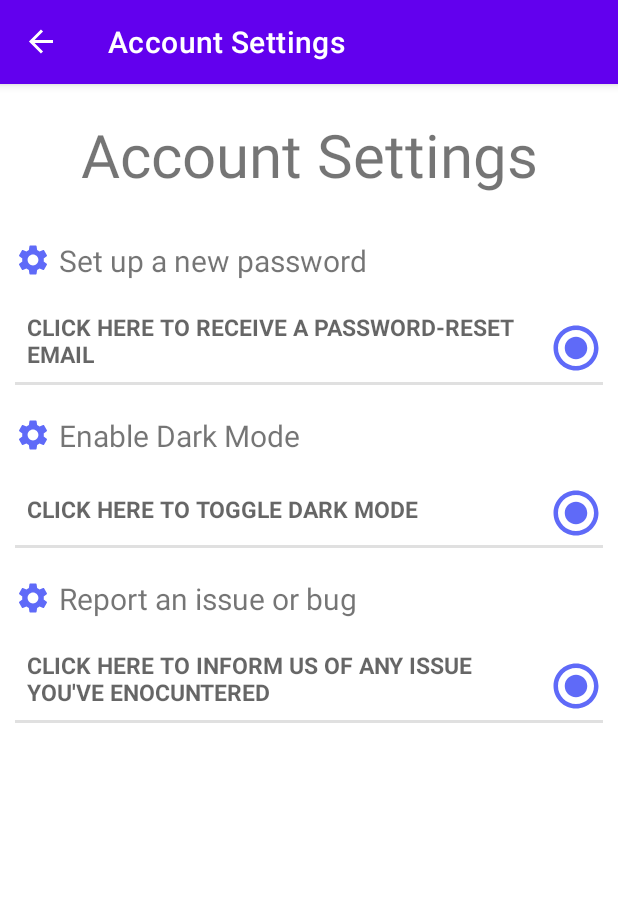
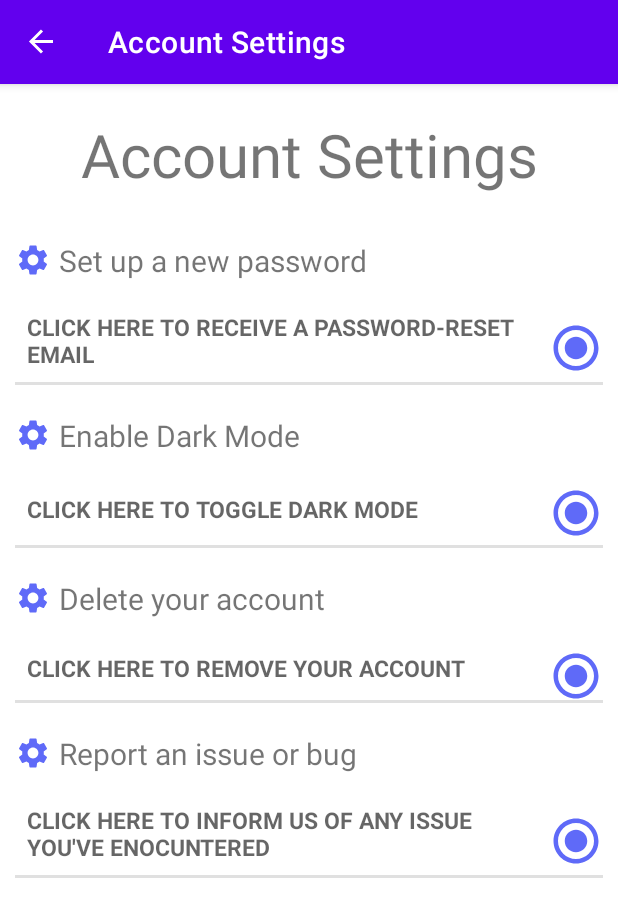
Before and after one commit to David-Tawil/Kufsa, an Android app: the AccountSettingsFragment screen opened through its navigation route, on a phone screen of 412 x 824 dp. Shown: the top 917 px of the screen. Run offline under Robolectric (Android 15) with nearby library versions, the phone set to English and light mode, and no system bars; our stand-ins replace Firebase (no records; nobody signed in at launch, a user with empty details on screens opened directly), navigation-ui; Roboto replaces fonts that are not available here.

Commit message:
12.08 UI fixes. Fixed user email when logged out fixed night mode logo added delete account feature

```diff
--- a/app/src/main/java/com/example/kufsa/MainActivity.java
+++ b/app/src/main/java/com/example/kufsa/MainActivity.java
@@ -1,6 +1,8 @@
 package com.example.kufsa;
 
 import android.os.Bundle;
+import android.view.View;
+import android.widget.TextView;
 
 import androidx.appcompat.app.AppCompatActivity;
 import androidx.drawerlayout.widget.DrawerLayout;
@@ -11,6 +13,7 @@ import androidx.navigation.ui.NavigationUI;
 
 import com.example.kufsa.ui.catalog.CatalogAdapter;
 import com.google.android.material.navigation.NavigationView;
+import com.google.firebase.auth.FirebaseAuth;
 import com.google.firebase.firestore.CollectionReference;
 import com.google.firebase.firestore.FirebaseFirestore;
 
@@ -21,9 +24,12 @@ public class MainActivity extends AppCompatActivity {
     private static final String TAG = "FirestoreSearchActivity";
     private static final CollectionReference gamesCollection =
             FirebaseFirestore.getInstance().collection("games");
+    String displayName;
+    FirebaseAuth auth;
     private AppBarConfiguration appBarConfiguration;
     private CatalogAdapter adapter;
     private NavController navController;
+    private TextView navDisplayName;
 
     @Override
     protected void onCreate(Bundle savedInstanceState) {
@@ -44,10 +50,24 @@ public class MainActivity extends AppCompatActivity {
 
         setupActionBarWithNavController(this, navController, appBarConfiguration);
         NavigationUI.setupWithNavController(navView, navController);
+        setUpDisplayNameInSidebar();
     }
 
     @Override
     public boolean onSupportNavigateUp() {
         return NavigationUI.navigateUp(navController, appBarConfiguration) || super.onSupportNavigateUp();
     }
+
+    private void setUpDisplayNameInSidebar() {
+        // set up display name in side bar
+        NavigationView navView = findViewById(R.id.nav_view);
+        FirebaseAuth auth = FirebaseAuth.getInstance();
+        View headerView = navView.getHeaderView(0);
+        navDisplayName = headerView.findViewById(R.id.EmailView);
+        if (auth.getCurrentUser() == null)
+            displayName = "";
+        else
+            displayName = auth.getCurrentUser().getDisplayName();
+        navDisplayName.setText(displayName);
+    }
 }
--- a/app/src/main/java/com/example/kufsa/ui/account_settings/AccountSettingsFragment.java
+++ b/app/src/main/java/com/example/kufsa/ui/account_settings/AccountSettingsFragment.java
@@ -4,6 +4,7 @@ package com.example.kufsa.ui.account_settings;
 import android.content.Context;
 import android.content.SharedPreferences;
 import android.os.Bundle;
+import android.util.Log;
 import android.view.LayoutInflater;
 import android.view.View;
 import android.view.ViewGroup;
@@ -47,21 +48,27 @@ public class AccountSettingsFragment extends Fragment {
         super.onViewCreated(view, savedInstanceState);
         setUpPasswordReset();
         setUpDarkMode();
+        setUpDeleteAccount();
         setUpReport();
     }
 
     private void setUpPasswordReset() {
         // Reset password settings
-        if (binding.resetPasswordButton != null) {
         binding.resetPasswordButton.setOnClickListener(view1 -> FirebaseAuth.getInstance().sendPasswordResetEmail(email)
                 .addOnCompleteListener(task -> {
+                    // Updating password in case you logged in by gmail but don't have a password...then the reset will work
+                    Objects.requireNonNull(auth.getCurrentUser()).updatePassword("1234");
+                    if (auth.getCurrentUser().getPhoneNumber() != "") {
+                        Toast.makeText(getActivity(), getString(R.string.error_login_by_phone), Toast.LENGTH_SHORT).show();
+                    } else {
                         if (task.isSuccessful()) {
-                            Toast.makeText(getActivity(), "Password Reset Email Sent!", Toast.LENGTH_SHORT).show();
+                            Toast.makeText(getActivity(), getString(R.string.password_reset_email_sent), Toast.LENGTH_SHORT).show();
                         } else {
                             Toast.makeText(requireContext(), Objects.requireNonNull(task.getException()).getLocalizedMessage(), Toast.LENGTH_LONG).show();
                         }
+                    }
                 }));
-        }
+
     }
 
     private void setUpDarkMode() {
@@ -70,15 +77,14 @@ public class AccountSettingsFragment extends Fragment {
         // using SharedPreferences
         SharedPreferences sharedPreferences
                 = this.requireContext().getSharedPreferences(
-                "sharedPrefs", Context.MODE_PRIVATE);
+                getString(R.string.shared_prefs), Context.MODE_PRIVATE);
         final SharedPreferences.Editor editor
                 = sharedPreferences.edit();
         final boolean isDarkModeOn
                 = sharedPreferences
                 .getBoolean(
-                        "isDarkModeOn", false);
+                        getString(R.string.is_dark_mode_on), false);
 
-        if (binding.toggleDarkButton != null) {
         binding.toggleDarkButton.setOnClickListener(view12 -> {
             // When user taps the enable/disable
             // dark mode button
@@ -93,7 +99,7 @@ public class AccountSettingsFragment extends Fragment {
                 // it will set isDarkModeOn
                 // boolean to false
                 editor.putBoolean(
-                            "isDarkModeOn", false);
+                        getString(R.string.is_dark_mode_on), false);
                 editor.apply();
 
                 // change text of Button
@@ -111,7 +117,7 @@ public class AccountSettingsFragment extends Fragment {
                 // it will set isDarkModeOn
                 // boolean to true
                 editor.putBoolean(
-                            "isDarkModeOn", true);
+                        getString(R.string.is_dark_mode_on), true);
                 editor.apply();
 
                 // change text of Button
@@ -120,17 +126,30 @@ public class AccountSettingsFragment extends Fragment {
             }
         });
     }
+
+    private void setUpDeleteAccount() {
+        //report form button features
+        binding.deleteButton.setOnClickListener(view12 -> {
+            // Delete user and navigate back
+            Objects.requireNonNull(auth.getCurrentUser()).delete().addOnCompleteListener(task -> {
+                if (task.isSuccessful()) {
+                    Log.d("Delete account", "Deletion Success");
                 }
+            });
+            auth.signOut();
+            Toast.makeText(getActivity(), getString(R.string.account_deleted), Toast.LENGTH_SHORT).show();
+            NavHostFragment.findNavController(this).navigate(R.id.action_AccountSettingsFragment_to_marketplace_fragment);
+        });
+
+    }
+
 
     private void setUpReport() {
         //report form button features
-        if (binding.reportButton != null) {
         binding.reportButton.setOnClickListener(view12 -> {
             // Contact developers
-                Toast.makeText(getActivity(), "Please send your complaint to: eldar101@gmail.com", Toast.LENGTH_SHORT).show();
             NavHostFragment.findNavController(this).navigate(R.id.action_AccountSettingsFragment_to_SendReportFragment);
         });
-        }
 
     }
 }
--- a/app/src/main/java/com/example/kufsa/ui/login/LoginFragment.java
+++ b/app/src/main/java/com/example/kufsa/ui/login/LoginFragment.java
@@ -25,16 +25,16 @@ public class LoginFragment extends Fragment {
 
     // Choose an arbitrary request code value
     public static final int RC_SIGN_IN = 123;
-    // creating an auth listener for our Firebase auth
-    FirebaseAuth auth;
     public static final List<AuthUI.IdpConfig> providers = Arrays.asList(
             new AuthUI.IdpConfig.EmailBuilder().build(),
             new AuthUI.IdpConfig.PhoneBuilder().build(),
             new AuthUI.IdpConfig.GoogleBuilder().build());
-    String email;
+    // creating an auth listener for our Firebase auth
+    FirebaseAuth auth;
+    String displayName;
     private FragmentLoginBinding binding;
     private FirebaseAuth.AuthStateListener mAuthStateListner;
-    private TextView navEmail;
+    private TextView navDisplayName;
 
     public LoginFragment() {
         super(R.layout.fragment_login);
@@ -71,19 +71,19 @@ public class LoginFragment extends Fragment {
                         .setTheme(R.style.Theme_purple_firebase)
                         .build(),
                 RC_SIGN_IN));
-        setUpEmailInSidebar();
+        setUpDisplayNameInSidebar();
     }
 
-    private void setUpEmailInSidebar() {
-        // Set up email in side bar
+    private void setUpDisplayNameInSidebar() {
+        // set up display name in side bar
         NavigationView navView = binding.getRoot().getRootView().findViewById(R.id.nav_view);
         View headerView = navView.getHeaderView(0);
-        navEmail = headerView.findViewById(R.id.EmailView);
+        navDisplayName = headerView.findViewById(R.id.EmailView);
         if (auth.getCurrentUser() == null)
-            email = "";
+            displayName = "";
         else
-            email = auth.getCurrentUser().getEmail();
-        navEmail.setText(email);
+            displayName = auth.getCurrentUser().getDisplayName();
+        navDisplayName.setText(displayName);
     }
 
     private void setAuthStateListener() {
--- a/app/src/main/java/com/example/kufsa/ui/login/SignedInAccountFragment.java
+++ b/app/src/main/java/com/example/kufsa/ui/login/SignedInAccountFragment.java
@@ -21,12 +21,11 @@ import com.google.android.material.snackbar.Snackbar;
 import com.google.firebase.auth.FirebaseAuth;
 
 
-
 public class SignedInAccountFragment extends Fragment {
     FirebaseAuth auth = FirebaseAuth.getInstance();
-    String email;
+    String displayName;
     private FragmentSignedInAccountBinding binding;
-    private TextView navEmail;
+    private TextView navDisplayName;
 
     public SignedInAccountFragment() {
         super(R.layout.fragment_signed_in_account);
@@ -67,18 +66,18 @@ public class SignedInAccountFragment extends Fragment {
                     Snackbar.make(requireView(), "You have signed out successfully, see you next time!", Snackbar.LENGTH_LONG).show();
                     NavHostFragment.findNavController(this).navigate(SignedInAccountFragmentDirections.actionSignedInAccountFragmentToMyAccountFragment());
                 }));
-        setUpEmailInSidebar();
+        setUpDisplayNameInSidebar();
     }
 
-    private void setUpEmailInSidebar() {
-        // Set up email in side bar
+    private void setUpDisplayNameInSidebar() {
+        // set up display name in side bar
         NavigationView navView = binding.getRoot().getRootView().findViewById(R.id.nav_view);
         View headerView = navView.getHeaderView(0);
-        navEmail = headerView.findViewById(R.id.EmailView);
+        navDisplayName = headerView.findViewById(R.id.EmailView);
         if (auth.getCurrentUser() == null)
-            email = "";
+            displayName = "";
         else
-            email = auth.getCurrentUser().getEmail();
-        navEmail.setText(email);
+            displayName = auth.getCurrentUser().getDisplayName();
+        navDisplayName.setText(displayName);
     }
 }
--- a/app/src/main/res/layout-land/fragment_account_settings.xml
+++ b/app/src/main/res/layout-land/fragment_account_settings.xml
@@ -26,7 +26,7 @@
 
         <TextView
             android:id="@+id/password_title"
-            android:layout_width="match_parent"
+            android:layout_width="wrap_content"
             android:layout_height="wrap_content"
             android:drawablePadding="5dp"
             android:paddingTop="20dp"
@@ -35,51 +35,147 @@
             android:textSize="20sp"
             app:drawableLeftCompat="@drawable/ic_account_settings_24" />
 
-        <TextView
-            android:id="@+id/password_description"
-            style="?android:attr/listSeparatorTextViewStyle"
+        <LinearLayout
+            android:id="@+id/linearLayout_password"
             android:layout_width="match_parent"
             android:layout_height="wrap_content"
-            android:paddingBottom="20dp"
-            android:text="@string/password_description" />
+            android:orientation="horizontal"
+            android:scrollbarAlwaysDrawHorizontalTrack="true">
+
+            <TextView
+                android:id="@+id/password_description"
+                style="?android:attr/listSeparatorTextViewStyle"
+                android:layout_width='0dp'
+                android:layout_height="match_parent"
+                android:layout_weight="1"
+                android:paddingBottom="10dp"
+                android:text="@string/password_description"
+                android:textSize="15sp" />
+
+            <ImageButton
+                android:id="@+id/reset_password_button"
+                style="?android:attr/listSeparatorTextViewStyle"
+                android:layout_width="wrap_content"
+                android:layout_height="match_parent"
+                android:layout_gravity="center_horizontal"
+                android:contentDescription="@string/reset_password_button"
+                app:srcCompat="@drawable/ic_acount_action_36" />
+        </LinearLayout>
+
 
         <TextView
             android:id="@+id/dark_mode_title"
             android:layout_width="match_parent"
             android:layout_height="wrap_content"
             android:drawablePadding="5dp"
-            android:paddingTop="5dp"
-            android:paddingBottom="10dp"
+            android:paddingTop="20dp"
+            android:paddingBottom="20dp"
             android:text="@string/dark_mode_title"
             android:textSize="20sp"
             app:drawableLeftCompat="@drawable/ic_account_settings_24" />
 
-        <TextView
-            android:id="@+id/dark_mode_description"
-            style="?android:attr/listSeparatorTextViewStyle"
+        <LinearLayout
+            android:id="@+id/linearLayout_dark"
             android:layout_width="match_parent"
             android:layout_height="wrap_content"
+            android:orientation="horizontal"
+            android:scrollbarAlwaysDrawHorizontalTrack="true">
+
+            <TextView
+                android:id="@+id/dark_mode_description"
+                style="?android:attr/listSeparatorTextViewStyle"
+                android:layout_width='0dp'
+                android:layout_height="match_parent"
+                android:layout_weight="1"
+                android:paddingBottom="10dp"
+                android:text="@string/dark_mode_description"
+                android:textSize="15sp" />
+
+            <ImageButton
+                android:id="@+id/toggle_dark_Button"
+                style="?android:attr/listSeparatorTextViewStyle"
+                android:layout_width="wrap_content"
+                android:layout_height="match_parent"
+                android:layout_gravity="center_horizontal"
+                android:contentDescription="@string/toggle_dark_mode_button_desc"
+                android:paddingBottom="5dp"
+                app:srcCompat="@drawable/ic_acount_action_36" />
+        </LinearLayout>
+
+        <TextView
+            android:id="@+id/delete_account_title"
+            android:layout_width="match_parent"
+            android:layout_height="wrap_content"
+            android:drawablePadding="5dp"
+            android:paddingTop="20dp"
             android:paddingBottom="20dp"
-            android:text="@string/dark_mode_description" />
+            android:text="@string/delete_account_title"
+            android:textSize="20sp"
+            app:drawableLeftCompat="@drawable/ic_account_settings_24" />
+
+        <LinearLayout
+            android:id="@+id/linearLayout_delete"
+            android:layout_width="match_parent"
+            android:layout_height="wrap_content"
+            android:orientation="horizontal"
+            android:scrollbarAlwaysDrawHorizontalTrack="true">
+
+            <TextView
+                android:id="@+id/delete_account_description"
+                style="?android:attr/listSeparatorTextViewStyle"
+                android:layout_width="0dp"
+                android:layout_height="match_parent"
+                android:layout_weight="1"
+                android:paddingBottom="10dp"
+                android:text="@string/delete_account_description"
+                android:textSize="15sp" />
+
+            <ImageButton
+                android:id="@+id/delete_Button"
+                style="?android:attr/listSeparatorTextViewStyle"
+                android:layout_width="wrap_content"
+                android:layout_height="match_parent"
+                android:layout_gravity="center_horizontal"
+                android:contentDescription="@string/report_button"
+                app:srcCompat="@drawable/ic_acount_action_36" />
+        </LinearLayout>
 
         <TextView
             android:id="@+id/report_issue_title"
             android:layout_width="match_parent"
             android:layout_height="wrap_content"
             android:drawablePadding="5dp"
-            android:paddingTop="5dp"
-            android:paddingBottom="10dp"
+            android:paddingTop="20dp"
+            android:paddingBottom="20dp"
             android:text="@string/report_issue_title"
             android:textSize="20sp"
             app:drawableLeftCompat="@drawable/ic_account_settings_24" />
 
-        <TextView
-            android:id="@+id/report_issue_description"
-            style="?android:attr/listSeparatorTextViewStyle"
+        <LinearLayout
+            android:id="@+id/linearLayout_report"
             android:layout_width="match_parent"
             android:layout_height="wrap_content"
-            android:paddingBottom="20dp"
-            android:text="@string/report_issue_description" />
+            android:orientation="horizontal"
+            android:scrollbarAlwaysDrawHorizontalTrack="true">
 
+            <TextView
+                android:id="@+id/report_issue_description"
+                style="?android:attr/listSeparatorTextViewStyle"
+                android:layout_width="0dp"
+                android:layout_height="match_parent"
+                android:layout_weight="1"
+                android:paddingBottom="10dp"
+                android:text="@string/report_issue_description"
+                android:textSize="15sp" />
+
+            <ImageButton
+                android:id="@+id/report_Button"
+                style="?android:attr/listSeparatorTextViewStyle"
+                android:layout_width="wrap_content"
+                android:layout_height="match_parent"
+                android:layout_gravity="center_horizontal"
+                android:contentDescription="@string/report_button"
+                app:srcCompat="@drawable/ic_acount_action_36" />
+        </LinearLayout>
     </LinearLayout>
 </ScrollView>
--- a/app/src/main/res/layout/fragment_account_settings.xml
+++ b/app/src/main/res/layout/fragment_account_settings.xml
@@ -97,9 +97,47 @@
                 android:layout_width="wrap_content"
                 android:layout_height="match_parent"
                 android:layout_gravity="center_horizontal"
+                android:contentDescription="@string/toggle_dark_mode_button_desc"
                 android:paddingBottom="5dp"
-                app:srcCompat="@drawable/ic_acount_action_36"
-                android:contentDescription="@string/toggle_dark_mode_button_desc" />
+                app:srcCompat="@drawable/ic_acount_action_36" />
+        </LinearLayout>
+
+        <TextView
+            android:id="@+id/delete_account_title"
+            android:layout_width="match_parent"
+            android:layout_height="wrap_content"
+            android:drawablePadding="5dp"
+            android:paddingTop="20dp"
+            android:paddingBottom="20dp"
+            android:text="@string/delete_account_title"
+            android:textSize="20sp"
+            app:drawableLeftCompat="@drawable/ic_account_settings_24" />
+
+        <LinearLayout
+            android:id="@+id/linearLayout_delete"
+            android:layout_width="match_parent"
+            android:layout_height="wrap_content"
+            android:orientation="horizontal"
+            android:scrollbarAlwaysDrawHorizontalTrack="true">
+
+            <TextView
+                android:id="@+id/delete_account_description"
+                style="?android:attr/listSeparatorTextViewStyle"
+                android:layout_width="0dp"
+                android:layout_height="match_parent"
+                android:layout_weight="1"
+                android:paddingBottom="10dp"
+                android:text="@string/delete_account_description"
+                android:textSize="15sp" />
+
+            <ImageButton
+                android:id="@+id/delete_Button"
+                style="?android:attr/listSeparatorTextViewStyle"
+                android:layout_width="wrap_content"
+                android:layout_height="match_parent"
+                android:layout_gravity="center_horizontal"
+                android:contentDescription="@string/report_button"
+                app:srcCompat="@drawable/ic_acount_action_36" />
         </LinearLayout>
 
         <TextView
@@ -136,8 +174,8 @@
                 android:layout_width="wrap_content"
                 android:layout_height="match_parent"
                 android:layout_gravity="center_horizontal"
-                app:srcCompat="@drawable/ic_acount_action_36"
-                android:contentDescription="@string/report_button" />
+                android:contentDescription="@string/report_button"
+                app:srcCompat="@drawable/ic_acount_action_36" />
         </LinearLayout>
     </LinearLayout>
 </ScrollView>
--- a/app/src/main/res/navigation/nav_graph.xml
+++ b/app/src/main/res/navigation/nav_graph.xml
@@ -81,6 +81,9 @@
         android:label="Account Settings"
         tools:layout="@layout/fragment_account_settings">
         <action
+            android:id="@+id/action_AccountSettingsFragment_to_marketplace_fragment"
+            app:destination="@id/marketplace_fragment" />
+        <action
             android:id="@+id/action_AccountSettingsFragment_to_SendReportFragment"
             app:destination="@id/send_report_fragment" />
     </fragment>
--- a/app/src/main/res/values-night/strings.xml
+++ b/app/src/main/res/values-night/strings.xml
@@ -56,6 +56,13 @@
     <string name="report_issue_description">Click Here to Inform us of any issue you\'ve enocuntered</string>
     <string name="enable_dark_mode">Enable Dark Mode</string>
     <string name="disable_dark_mode">Disable Dark Mode</string>
+    <string name="error_login_by_phone">You have logged in by phone! please login by email to retrieve password.</string>
+    <string name="password_reset_email_sent">Password reset email successfully sent!</string>
+    <string name="shared_prefs">sharedPrefs</string>
+    <string name="is_dark_mode_on">isDarkModeOn</string>
+    <string name="delete_account_title">Delete your account</string>
+    <string name="delete_account_description">Click here to remove your account</string>
+    <string name="account_deleted">Sadly for us, your account was successfully deleted!</string>
 
     <!-- Report form preferences -->
     <string name="to">To</string>
--- a/app/src/main/res/values/strings.xml
+++ b/app/src/main/res/values/strings.xml
@@ -59,6 +59,13 @@
     <string name="reset_password_button">Reset password button</string>
     <string name="toggle_dark_mode_button_desc">Toggle dark mode description</string>
     <string name="report_button">Report Button</string>
+    <string name="error_login_by_phone">You have logged in by phone! please login by email to retrieve password.</string>
+    <string name="password_reset_email_sent">Password reset email successfully sent!</string>
+    <string name="shared_prefs">sharedPrefs</string>
+    <string name="is_dark_mode_on">isDarkModeOn</string>
+    <string name="delete_account_title">Delete your account</string>
+    <string name="delete_account_description">Click here to remove your account</string>
+    <string name="account_deleted">Sadly for us, your account was successfully deleted!</string>
 
     <!-- Report form preferences -->
     <string name="to">To</string>
```
Also changed, not shown: app/src/main/res/drawable-night/logo.jpg (added), app/src/main/res/drawable-night/marketplace_icon.jpg (added). Lines whose indentation alone changed are shown as unchanged.
